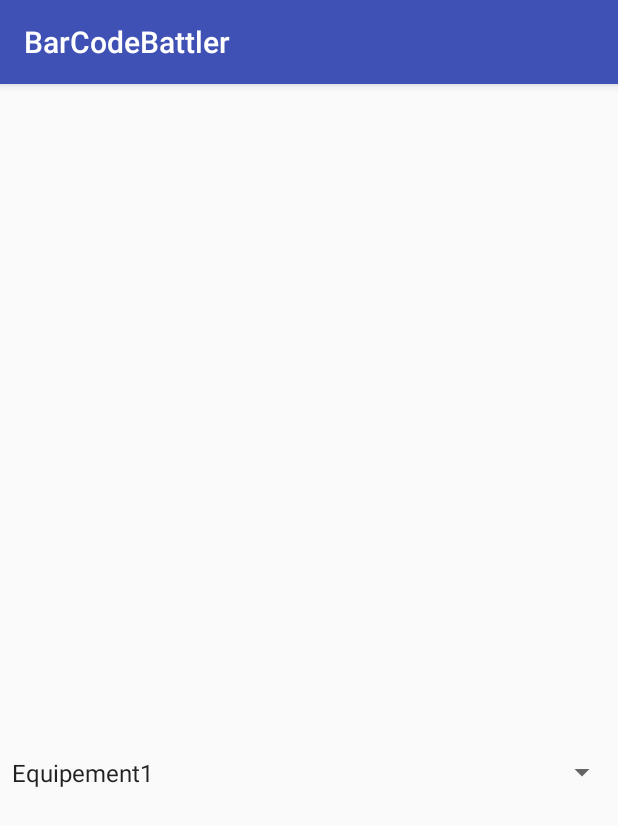
After one commit to PhilyT/CodeBarreBattler, an Android app: the DetailCreature screen opened directly, with no data from a screen before it, on a phone screen of 412 x 824 dp. The commit adds this screen. Shown: the top 826 px of the screen. Run offline under Robolectric (Android 15) with nearby library versions, the phone set to English and light mode, and no system bars.

Commit message:
navigation vers ecran detail creature

```diff
--- a/app/src/main/AndroidManifest.xml
+++ b/app/src/main/AndroidManifest.xml
@@ -18,20 +18,12 @@
                 <category android:name="android.intent.category.LAUNCHER" />
             </intent-filter>
         </activity>
-        <activity android:name=".ChoixLocal">
-
-        </activity>
-        <activity android:name=".ChoixReseau">
-
-        </activity>
-        <activity android:name=".CombatLocal">
-
-        </activity>
-        <activity android:name=".CombatReseau">
-
-        </activity>
-        <activity android:name=".Gestion"></activity>
-
+        <activity android:name=".ChoixLocal"></activity>
+        <activity android:name=".ChoixReseau"></activity>
+        <activity android:name=".CombatLocal"></activity>
+        <activity android:name=".CombatReseau"></activity>
+        <activity android:name=".Gestion" />
+        <activity android:name=".DetailCreature"></activity>
     </application>
 
 </manifest>
--- /dev/null
+++ b/app/src/main/java/com/example/mbds/barcodebattler/DetailCreature.java
@@ -0,0 +1,66 @@
+package com.example.mbds.barcodebattler;
+
+import android.content.Intent;
+import android.graphics.Bitmap;
+import android.graphics.BitmapFactory;
+import android.support.v7.app.AppCompatActivity;
+import android.os.Bundle;
+import android.util.Log;
+import android.view.View;
+import android.widget.Adapter;
+import android.widget.AdapterView;
+import android.widget.ArrayAdapter;
+import android.widget.ImageView;
+import android.widget.ListAdapter;
+import android.widget.Spinner;
+import android.widget.SpinnerAdapter;
+import android.widget.TextView;
+
+import java.util.ArrayList;
+
+import static com.example.mbds.barcodebattler.R.id.spinner;
+
+public class DetailCreature extends AppCompatActivity {
+    TextView txtNom ,txtPv, txtAttaque, txtDefense;
+    ImageView image ;
+    @Override
+    protected void onCreate(Bundle savedInstanceState) {
+        super.onCreate(savedInstanceState);
+        setContentView(R.layout.activity_detail_creature);
+
+        txtNom=(TextView)findViewById(R.id.nom);
+        txtPv=(TextView)findViewById(R.id.pv);
+        txtAttaque=(TextView) findViewById(R.id.attaque);
+        txtDefense=(TextView) findViewById(R.id.defense);
+        image = (ImageView)findViewById(R.id.image) ;
+
+        Intent intent = getIntent();
+
+        txtNom.setText(intent.getStringExtra("nom"));
+        txtAttaque.setText(intent.getStringExtra("attaque"));
+        txtPv.setText(intent.getStringExtra("pv"));
+        txtDefense.setText(intent.getStringExtra("defense"));
+        image.setImageBitmap((Bitmap) intent.getParcelableExtra("image"));
+
+        Spinner spinner = (Spinner) findViewById(R.id.spinner);
+        String[] items = new String[] { "Equipement1", "Equipement2", "Equipements3"  };
+        ArrayAdapter<String> adapter = new ArrayAdapter<String>(this, android.R.layout.simple_spinner_item, items);
+        adapter.setDropDownViewResource(R.layout.spinner_dropdown_item);
+        spinner.setAdapter(adapter);
+
+        spinner.setOnItemSelectedListener(new AdapterView.OnItemSelectedListener() {
+
+            @Override
+            public void onItemSelected(AdapterView<?> parent, View view, int i, long l) {
+                Log.v("item", (String) parent.getItemAtPosition(i));
+                String item = (String) parent.getItemAtPosition(i);
+
+            }
+
+            @Override
+            public void onNothingSelected(AdapterView<?> adapterView) {
+
+            }
+        });
+    }
+}
--- a/app/src/main/java/com/example/mbds/barcodebattler/Gestion.java
+++ b/app/src/main/java/com/example/mbds/barcodebattler/Gestion.java
@@ -46,11 +46,27 @@ public class Gestion extends AppCompatActivity {
                 String item = (String) parent.getItemAtPosition(position);
 
                 if(item.equalsIgnoreCase("Creatures")){
-                    DataCreature dataCreature = new DataCreature(Gestion.this,creatures);
+                    final DataCreature dataCreature = new DataCreature(Gestion.this,creatures);
 
                     mListView.setAdapter(dataCreature);
                     mListView.setVisibility(View.VISIBLE);
                     points.setVisibility(View.INVISIBLE);
+                    mListView.setOnItemClickListener(new AdapterView.OnItemClickListener(){
+                        @Override
+                        public void onItemClick(AdapterView<?> parent, View view, int position, long id)
+                        {
+                            Creature creature =  dataCreature.creatures.get(position);
+                            Intent intent = new Intent(Gestion.this,DetailCreature.class);
+                            intent.putExtra("nom",creature.Nom.toString());
+                            intent.putExtra("pv","Points de vie"+creature.PV);
+                            intent.putExtra("attaque","Points Attaque"+creature.Attaque);
+                            intent.putExtra("defense","Points Defenses"+creature.Defense);
+                            intent.putExtra("image",creature.Image);
+                            startActivityForResult(intent,1);
+                        }
+                    });
+
+
 
                 }
                 else if(item.equalsIgnoreCase("Equipements")){
@@ -78,6 +94,7 @@ public class Gestion extends AppCompatActivity {
             }
         });
 
+
     }
     public void initialise(){
         creatures.add(new Creature("archer", 30, 4, 12, BitmapFactory.decodeResource(this.getResources(), R.mipmap.archer_squelette)));
--- /dev/null
+++ b/app/src/main/res/layout/activity_detail_creature.xml
@@ -0,0 +1,89 @@
+<?xml version="1.0" encoding="utf-8"?>
+<RelativeLayout
+    xmlns:android="http://schemas.android.com/apk/res/android"
+    android:layout_width="match_parent"
+    android:layout_height="match_parent">
+
+
+    <ImageView
+        android:id="@+id/image"
+        android:layout_width="100dp"
+        android:layout_height="100dp"
+        android:layout_marginTop="20dp"
+        />
+
+    <TextView
+        android:id="@+id/nom"
+        android:layout_width="wrap_content"
+        android:layout_height="30dp"
+        android:textColor="@android:color/black"
+        android:layout_toRightOf="@id/image"
+        android:layout_alignParentEnd="true"
+        android:layout_alignParentTop="true"
+        android:textStyle="bold"
+        />
+
+    <TextView android:id="@+id/pv"
+        android:layout_width="wrap_content"
+        android:layout_height="30dp"
+        android:textColor="@android:color/black"
+        android:layout_below="@id/nom"
+        android:layout_alignParentEnd="true"
+        android:layout_toRightOf="@id/image"/>
+    <TextView android:id="@+id/attaque"
+        android:layout_width="wrap_content"
+        android:layout_height="30dp"
+        android:textColor="@android:color/black"
+        android:layout_below="@id/pv"
+        android:layout_alignParentEnd="true"
+        android:layout_toRightOf="@id/image"/>
+    <TextView android:id="@+id/defense"
+        android:layout_width="wrap_content"
+        android:layout_height="30dp"
+        android:textColor="@android:color/black"
+        android:layout_below="@id/attaque"
+        android:layout_alignParentEnd="true"
+        android:layout_toRightOf="@id/image"/>
+    <Spinner
+        android:id="@+id/spinner"
+        android:layout_width="fill_parent"
+        android:layout_height="wrap_content"
+        android:layout_marginTop="30dp"
+        style="@style/spinner_style"
+        android:spinnerMode="dropdown"
+        android:layout_below="@id/defense"
+        android:layout_above="@+id/image"
+        android:layout_alignParentBottom="true"
+        android:layout_alignParentEnd="true"/>
+
+
+
+        <Button
+            android:id="@+id/suppression"
+            android:layout_width="wrap_content"
+            android:layout_height="60dp"
+            android:text="Supprimer"
+            android:layout_below="@+id/spinner"
+            android:layout_alignParentBottom="true"
+            android:layout_alignParentEnd="true"
+
+            android:layout_alignParentStart="true"
+
+            />
+
+    <Button
+        android:id="@+id/ajout"
+        android:layout_width="wrap_content"
+        android:layout_height="60dp"
+        android:text="Ajouter"
+        android:layout_below="@+id/spinner"
+        android:layout_alignParentBottom="true"
+        android:layout_alignParentEnd="true"
+        android:layout_toRightOf="@+id/suppression"
+        android:layout_alignParentStart="true" />
+
+
+
+
+
+</RelativeLayout>
--- a/app/src/main/res/layout/activity_gestion.xml
+++ b/app/src/main/res/layout/activity_gestion.xml
@@ -6,18 +6,19 @@
     android:layout_height="match_parent"
     tools:context="com.example.mbds.barcodebattler.Gestion">
 
+
 <LinearLayout
         android:layout_width="match_parent"
         android:layout_height="match_parent"
         android:orientation="vertical"
-        android:layout_marginTop="30dp">
+        android:layout_marginTop="20dp">
 
         <!-- Spinner Element -->
         <Spinner
             android:id="@+id/spinner"
             android:layout_width="fill_parent"
             android:layout_height="wrap_content"
-            android:layout_marginTop="30dp"
+            android:layout_marginTop="20dp"
             style="@style/spinner_style"
             android:spinnerMode="dropdown"/>
     <TextView
```
